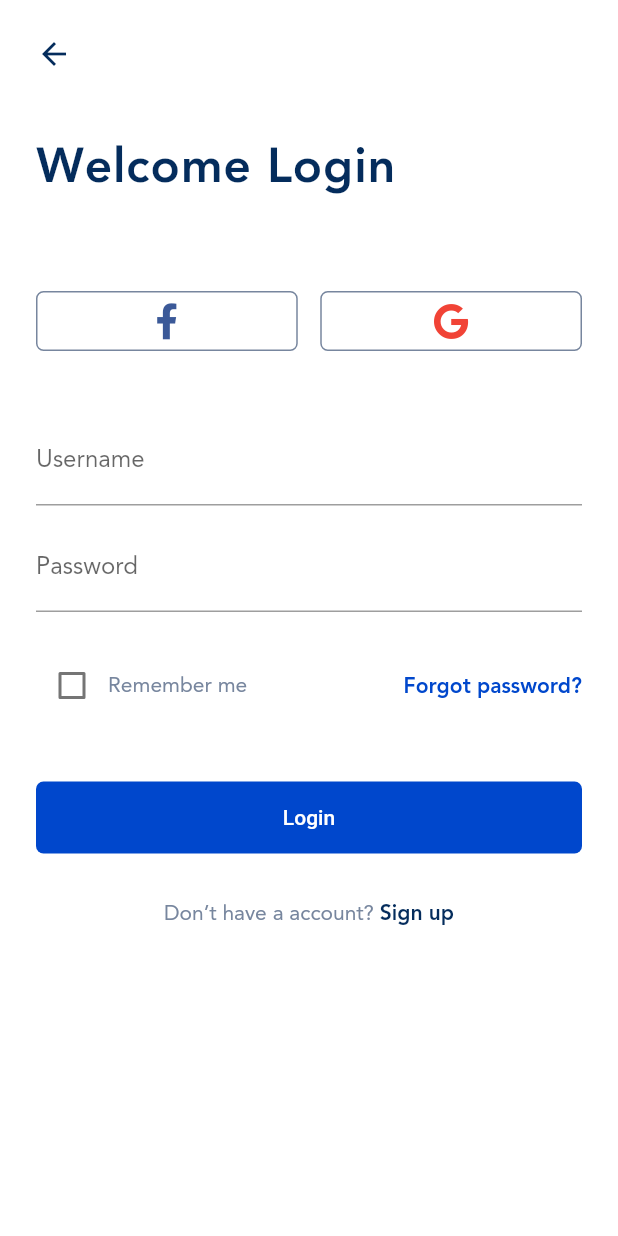
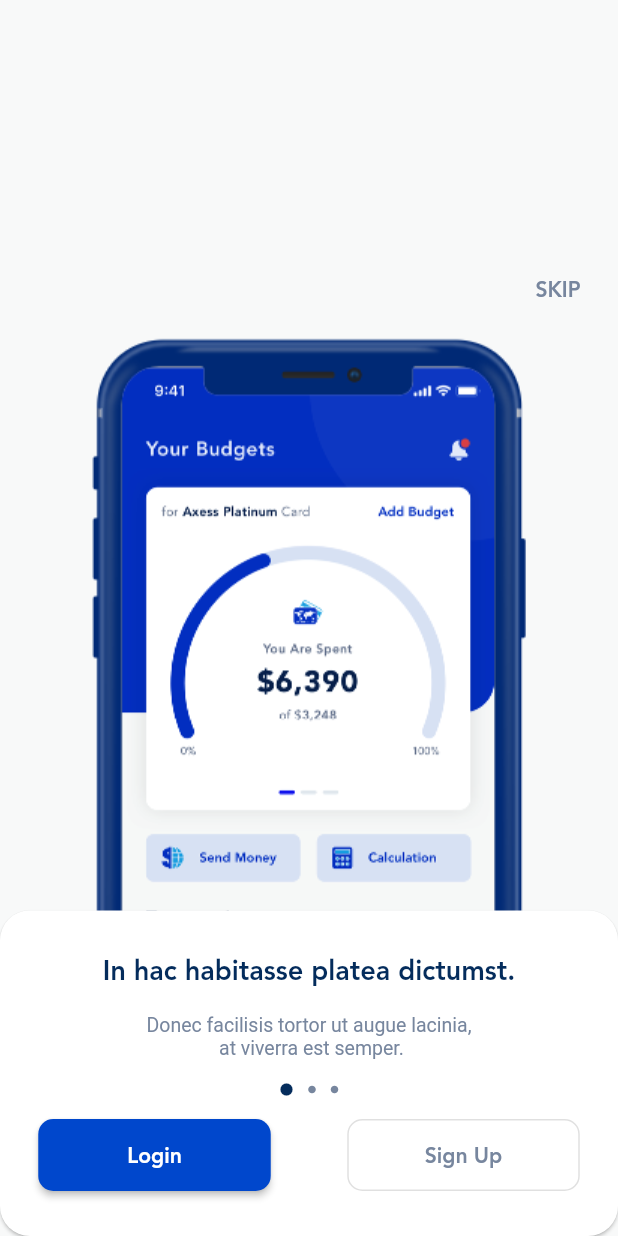
Before and after one commit to cristoferfb/Flutter-app, a Flutter app: the screen it shows after launch, on a phone screen of 412 x 824 dp. Run offline on Flutter 3.47's test engine with Material 2 defaults, Android fonts, the phone set to English and light mode, and no system bars; our stand-ins replace font_awesome_flutter.

Commit message:
Presentation page ready

```diff
--- a/lib/main.dart
+++ b/lib/main.dart
@@ -1,5 +1,5 @@
 import 'package:flutter/material.dart';
-import './pages/login.dart';
+import './pages/presentation.dart';
 
 void main() => runApp(MyApp());
 
@@ -12,7 +12,7 @@ class MyApp extends StatelessWidget {
       theme: ThemeData(
         primarySwatch: Colors.blue,
       ),
-      home: MyLoginPage(),
+      home: MyPresentationPage(),
     );
   }
 }
--- a/lib/pages/login.dart
+++ b/lib/pages/login.dart
@@ -2,7 +2,6 @@ import 'package:flutter/material.dart';
 import 'package:font_awesome_flutter/font_awesome_flutter.dart';
 
 class MyLoginPage extends StatefulWidget {
-
   _MyLoginPageState createState() => _MyLoginPageState();
 }
 
--- /dev/null
+++ b/lib/pages/presentation.dart
@@ -0,0 +1,114 @@
+import 'package:flutter/material.dart';
+
+
+class MyPresentationPage extends StatefulWidget {
+  _MyPresentationPageState createState() => _MyPresentationPageState();
+}
+
+class _MyPresentationPageState extends State<MyPresentationPage> {
+  @override
+  Widget build(BuildContext context) {
+    double width = MediaQuery.of(context).size.width;
+
+    return Scaffold(
+      body: Container(
+        decoration: BoxDecoration(color: Color(0xffF8F9F9)),
+        child: Column(
+          mainAxisSize: MainAxisSize.max,
+          mainAxisAlignment: MainAxisAlignment.end,
+          children: <Widget>[
+            Container(
+              margin: EdgeInsets.only(right: 25, bottom: 15),
+              child: Align(
+                alignment: Alignment.topRight,
+                child: Text(
+                  "SKIP",
+                  style: TextStyle(
+                      color: Color(0xff77869e),
+                      fontFamily: 'Avenir-Heavy'
+                  ),
+                )
+              ),
+            ),
+            Stack(
+              children: <Widget>[
+                Container(
+                  margin: EdgeInsets.only(bottom: 5),
+                  child: Center(
+                    child: Image.asset('assets/img/iphone.png')
+                  ),
+                ),
+                Positioned(
+                  bottom: 0,
+                  child: Card(
+                    shape: RoundedRectangleBorder(borderRadius: BorderRadius.circular(20)),
+                    margin: EdgeInsets.all(0),
+                    child: Container(
+                      padding: EdgeInsets.only(top: 27, bottom: 30),
+                      width: width,
+                      child: Column(
+                        children: <Widget>[
+                          Text(
+                            "In hac habitasse platea dictumst.",
+                            style: TextStyle(
+                              fontFamily: 'Avenir-Heavy',
+                              color: Color(0xff042c5c),
+                              fontSize: 18,
+                            ),
+                          ),
+                          Container(height: 18,),
+                          Text(
+                            "Donec facilisis tortor ut augue lacinia,\n at viverra est semper. ",
+                            textAlign: TextAlign.center,
+                            style: TextStyle(
+                              fontSize: 13,
+                              color: Color(0xff77869e)
+                            ),
+                          ),
+                          Container(height: 15,),
+                          Row(
+                            mainAxisAlignment: MainAxisAlignment.center,
+                            children: <Widget>[
+                              Icon(Icons.brightness_1, color: Color(0xff042c5c), size: 10,),
+                              Container(width: 9,),
+                              Icon(Icons.brightness_1, color: Color(0xff77869e), size: 6,),
+                              Container(width: 9,),
+                              Icon(Icons.brightness_1, color: Color(0xff77869e), size: 6,)
+                            ],
+                          ),
+                          Container(height: 15,),
+                          Row(
+                            mainAxisAlignment: MainAxisAlignment.spaceAround,
+                            children: <Widget>[
+                              MaterialButton(
+                                shape: RoundedRectangleBorder(borderRadius: BorderRadius.circular(10)),
+                                color: Color(0xff0047cc),
+                                height: 48,
+                                minWidth: 155,
+                                child: Text("Login", style: TextStyle(color: Colors.white, fontFamily: 'Avenir-Heavy'),),
+                                onPressed: () {},
+                              ),
+                              SizedBox(
+                                height: 48,
+                                width: 155,
+                                child: OutlineButton(
+                                  shape: RoundedRectangleBorder(borderRadius: BorderRadius.circular(10)),
+                                  child: Text("Sign Up", style: TextStyle(fontFamily: "Avenir-Heavy", color: Color(0xff77869e)),),
+                                  onPressed: () {},
+                                ),
+                              )
+                            ],
+                          )
+                        ],
+                      ),
+                    ),
+                  )
+                )
+              ],
+            )
+          ],
+        )
+      ),
+    );
+  }
+}
--- a/pubspec.yaml
+++ b/pubspec.yaml
@@ -35,6 +35,8 @@ dev_dependencies:
 
 # The following section is specific to Flutter.
 flutter:
+  assets:
+    - assets/img/
   fonts:
     - family: Avenir-Heavy
       fonts:
```
Also changed, not shown: assets/img/iphone.png (added).
